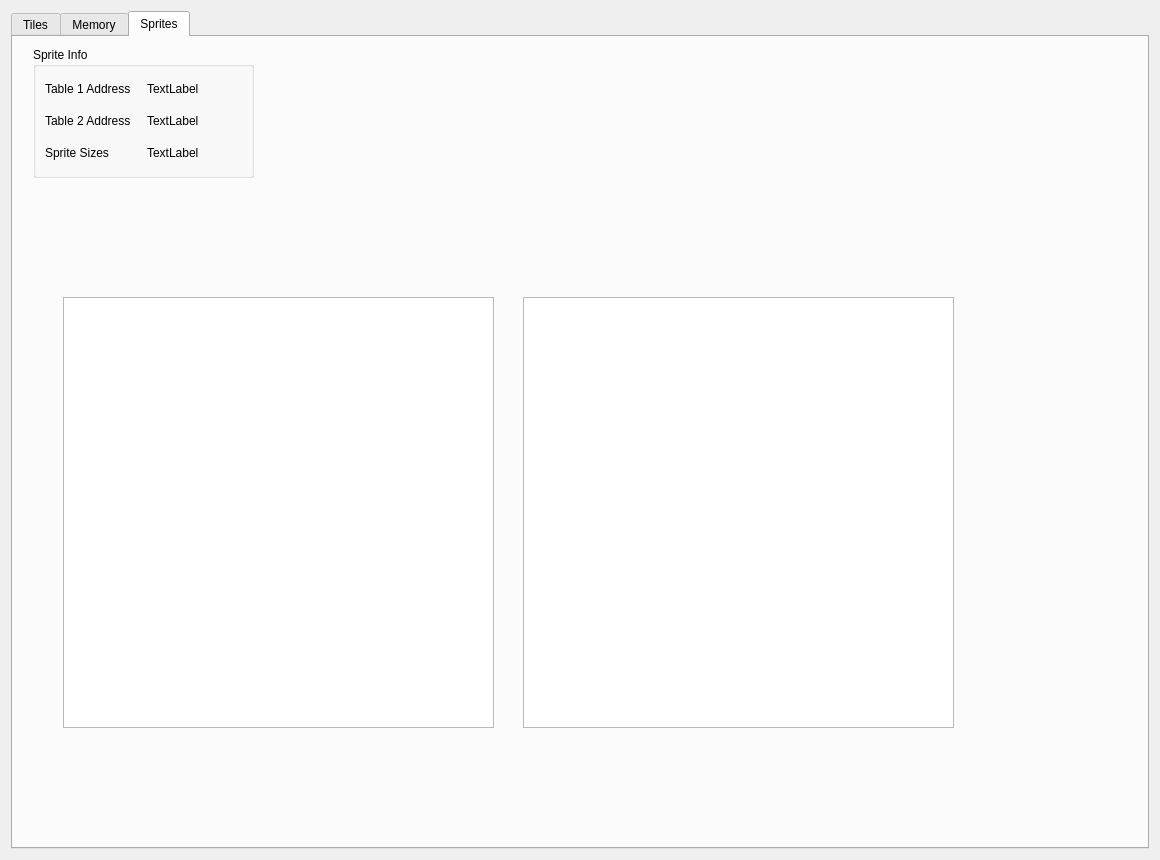
Qt form src/ui/InfoWindow.ui (zlisinski/zlsnes) before a commit.
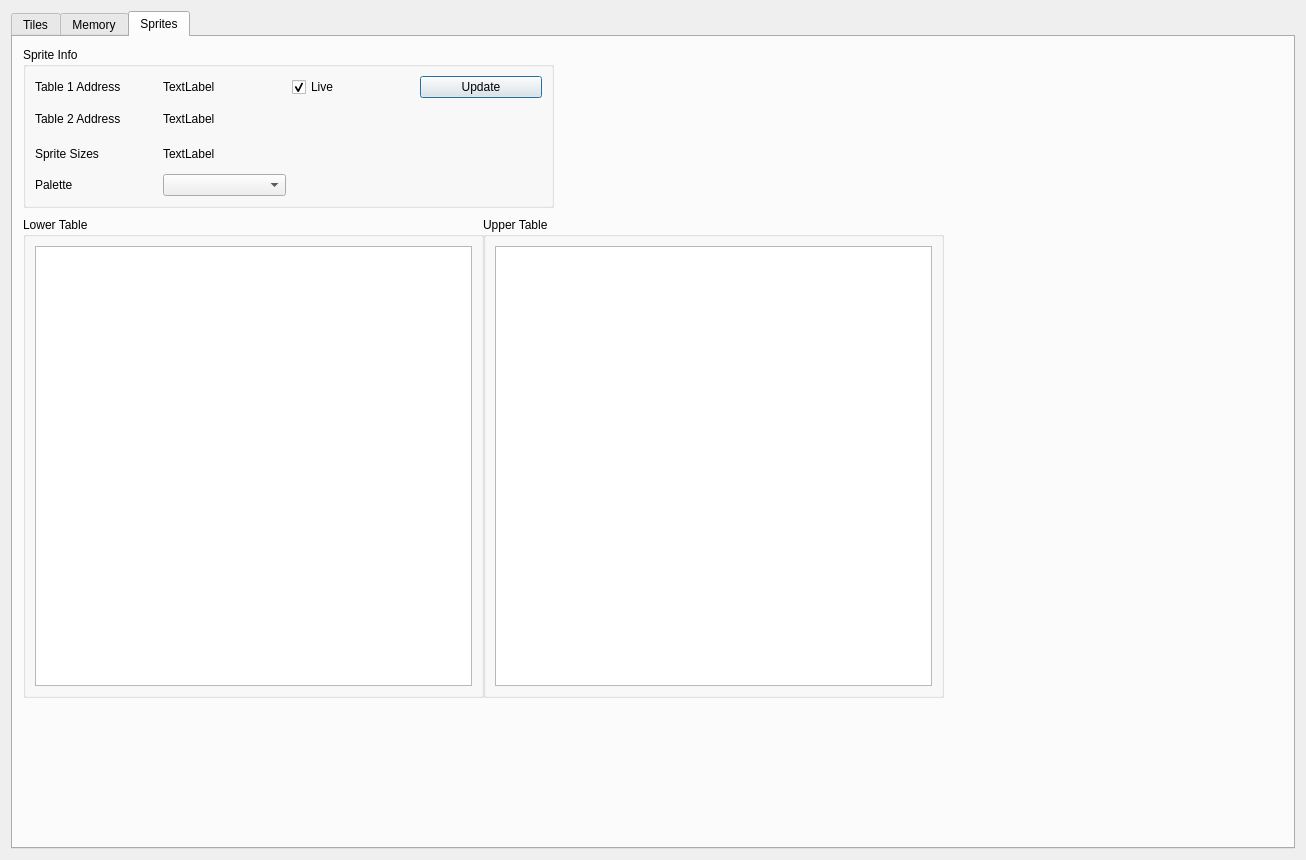
The same form after that commit. The open tabs and pages were chosen to show the change.

Commit message: Added selectable palettes for sprite tab in InfoWindow

The edit to the form file:
```diff
--- a/src/ui/InfoWindow.ui
+++ b/src/ui/InfoWindow.ui
@@ -6,7 +6,7 @@
    <rect>
     <x>0</x>
     <y>0</y>
-    <width>1160</width>
+    <width>1306</width>
     <height>860</height>
    </rect>
   </property>
@@ -16,8 +16,11 @@
   <layout class="QGridLayout" name="gridLayout">
    <item row="0" column="0">
     <widget class="QTabWidget" name="tabWidget">
+     <property name="enabled">
+      <bool>true</bool>
+     </property>
      <property name="currentIndex">
-      <number>0</number>
+      <number>2</number>
      </property>
      <widget class="QWidget" name="tabTiles">
       <attribute name="title">
@@ -748,53 +751,19 @@
       <attribute name="title">
        <string>Sprites</string>
       </attribute>
-      <widget class="QGraphicsView" name="gvObjTable1">
-       <property name="geometry">
-        <rect>
-         <x>50</x>
-         <y>260</y>
-         <width>431</width>
-         <height>431</height>
-        </rect>
-       </property>
-      </widget>
-      <widget class="QGraphicsView" name="gvObjTable2">
-       <property name="geometry">
-        <rect>
-         <x>510</x>
-         <y>260</y>
-         <width>431</width>
-         <height>431</height>
-        </rect>
-       </property>
-      </widget>
       <widget class="QGroupBox" name="groupBox_7">
        <property name="geometry">
         <rect>
-         <x>20</x>
+         <x>10</x>
          <y>10</y>
-         <width>221</width>
-         <height>131</height>
+         <width>531</width>
+         <height>161</height>
         </rect>
        </property>
        <property name="title">
         <string>Sprite Info</string>
        </property>
        <layout class="QGridLayout" name="gridLayout_8">
-        <item row="0" column="1">
-         <widget class="QLabel" name="labelObjTable1Addr">
-          <property name="text">
-           <string>TextLabel</string>
-          </property>
-         </widget>
-        </item>
-        <item row="0" column="0">
-         <widget class="QLabel" name="label_33">
-          <property name="text">
-           <string>Table 1 Address</string>
-          </property>
-         </widget>
-        </item>
         <item row="1" column="0">
          <widget class="QLabel" name="label_37">
           <property name="text">
@@ -802,6 +771,23 @@
           </property>
          </widget>
         </item>
+        <item row="2" column="1">
+         <widget class="QLabel" name="labelObjSizes">
+          <property name="text">
+           <string>TextLabel</string>
+          </property>
+         </widget>
+        </item>
+        <item row="0" column="2">
+         <widget class="QCheckBox" name="chkSpriteLive">
+          <property name="text">
+           <string>Live</string>
+          </property>
+          <property name="checked">
+           <bool>true</bool>
+          </property>
+         </widget>
+        </item>
         <item row="1" column="1">
          <widget class="QLabel" name="labelObjTable2Addr">
           <property name="text">
@@ -809,6 +795,16 @@
           </property>
          </widget>
         </item>
+        <item row="0" column="3">
+         <widget class="QPushButton" name="btnSpriteUpdate">
+          <property name="enabled">
+           <bool>true</bool>
+          </property>
+          <property name="text">
+           <string>Update</string>
+          </property>
+         </widget>
+        </item>
         <item row="2" column="0">
          <widget class="QLabel" name="label_40">
           <property name="text">
@@ -816,12 +812,65 @@
           </property>
          </widget>
         </item>
-        <item row="2" column="1">
-         <widget class="QLabel" name="labelObjSizes">
+        <item row="0" column="0">
+         <widget class="QLabel" name="label_33">
+          <property name="text">
+           <string>Table 1 Address</string>
+          </property>
+         </widget>
+        </item>
+        <item row="0" column="1">
+         <widget class="QLabel" name="labelObjTable1Addr">
           <property name="text">
            <string>TextLabel</string>
           </property>
          </widget>
+        </item>
+        <item row="3" column="0">
+         <widget class="QLabel" name="label_39">
+          <property name="text">
+           <string>Palette</string>
+          </property>
+         </widget>
+        </item>
+        <item row="3" column="1">
+         <widget class="QComboBox" name="cmbSpritePalette"/>
+        </item>
+       </layout>
+      </widget>
+      <widget class="QGroupBox" name="groupBox_8">
+       <property name="geometry">
+        <rect>
+         <x>10</x>
+         <y>180</y>
+         <width>461</width>
+         <height>481</height>
+        </rect>
+       </property>
+       <property name="title">
+        <string>Lower Table</string>
+       </property>
+       <layout class="QGridLayout" name="gridLayout_10">
+        <item row="0" column="0">
+         <widget class="QGraphicsView" name="gvObjTable1"/>
+        </item>
+       </layout>
+      </widget>
+      <widget class="QGroupBox" name="groupBox_9">
+       <property name="geometry">
+        <rect>
+         <x>470</x>
+         <y>180</y>
+         <width>461</width>
+         <height>481</height>
+        </rect>
+       </property>
+       <property name="title">
+        <string>Upper Table</string>
+       </property>
+       <layout class="QGridLayout" name="gridLayout_11">
+        <item row="0" column="0">
+         <widget class="QGraphicsView" name="gvObjTable2"/>
         </item>
        </layout>
       </widget>
```
The commit also changes 2 other files.
